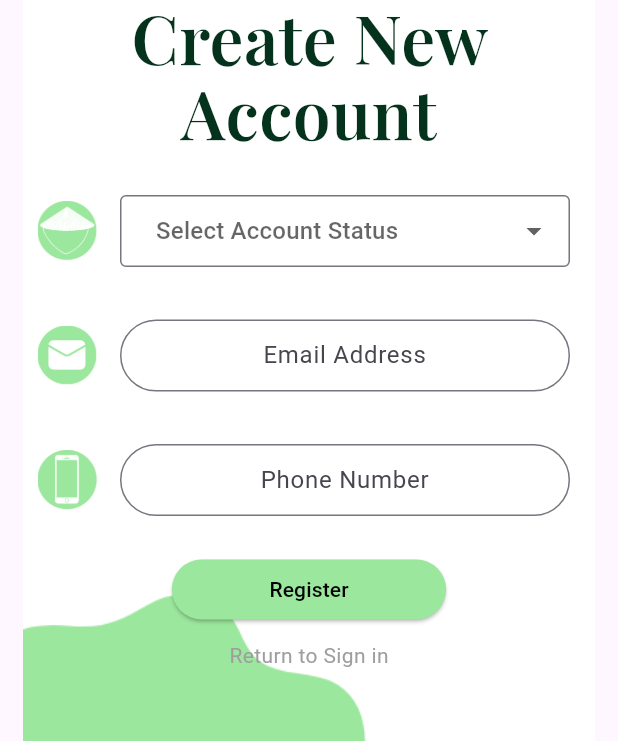
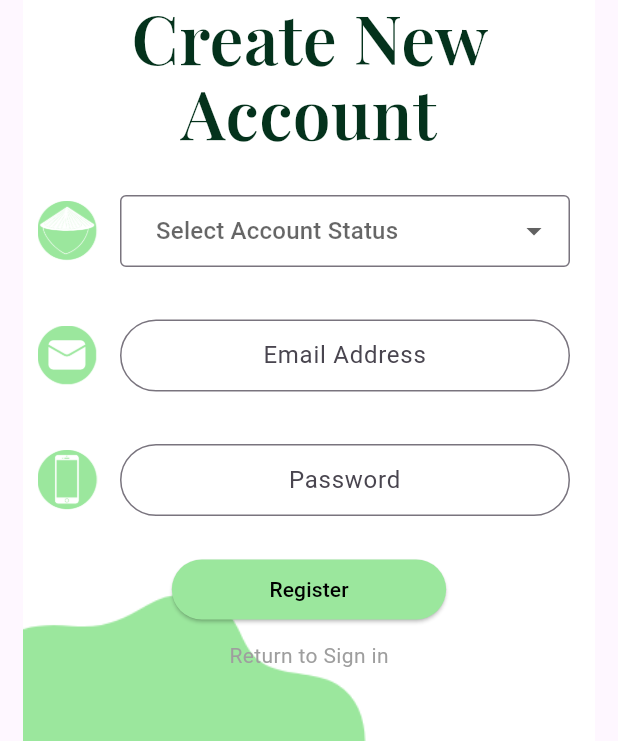
Before and after one commit to Miggycraft/terrasoi_app, a Flutter app: the RegisterPage screen opened by its route, on a phone screen of 412 x 824 dp, the part 495-1236 px from its top. Run offline on Flutter 3.47's test engine with Material 3 defaults, Android fonts, the phone set to English and light mode, and no system bars; our stand-ins replace fl_chart, flutter_local_notifications, sqflite, table_calendar, timezone; accounts and stored records are empty; network calls fail.

Commit message:
registration works now

```diff
--- a/lib/pages/register_page.dart
+++ b/lib/pages/register_page.dart
@@ -1,4 +1,5 @@
 import 'package:flutter/material.dart';
+import 'package:terrasoi/util/verify_account.dart';
 
 class RegisterPage extends StatefulWidget {
   const RegisterPage({super.key});
@@ -8,6 +9,24 @@ class RegisterPage extends StatefulWidget {
 }
 
 class _RegisterPageState extends State<RegisterPage> {
+  // variables
+  Verification v = Verification();
+  final TextEditingController _email = TextEditingController();
+  final TextEditingController _password = TextEditingController();
+  // TODO add for Account Status din
+
+  void validAccount(){
+    if (v.validEmail(_email.text) && v.validUsername(_password.text)){
+      Navigator.pushReplacementNamed(context, '/home');
+    } else{
+      var t = const SnackBar(
+        duration: Duration(seconds: 1),
+        content: Text('Invalid Username/Password!'),
+      );
+      ScaffoldMessenger.of(context).showSnackBar(t);
+    }
+  }
+
   final List<String> status = <String>[
     'Farmer',
     'Restaurant Owner',
@@ -113,6 +132,7 @@ class _RegisterPageState extends State<RegisterPage> {
                         Container(
                           width: 300.0,
                           child: TextField(
+                            controller: _email,
                             textAlign: TextAlign.center,
                             decoration: InputDecoration(
                               contentPadding: const EdgeInsets.all(0),
@@ -150,6 +170,9 @@ class _RegisterPageState extends State<RegisterPage> {
                     Container(
                       width: 300.0,
                       child: TextField(
+                        controller: _password,
+                        obscureText: true,
+                        enableSuggestions: false,
                         textAlign: TextAlign.center,
                         decoration: InputDecoration(
                           contentPadding: const EdgeInsets.all(0),
@@ -160,7 +183,7 @@ class _RegisterPageState extends State<RegisterPage> {
                             borderSide: const BorderSide(color: Colors.black),
                             borderRadius: BorderRadius.circular(25),
                           ),
-                          hintText: 'Phone Number',
+                          hintText: 'Password',
                         ),
                       ),
                     ),
@@ -175,8 +198,9 @@ class _RegisterPageState extends State<RegisterPage> {
                       backgroundColor: const Color.fromRGBO(155, 231, 157, 1),
                       foregroundColor: Colors.black,
                     ),
-                    onPressed: () =>
-                        Navigator.pushReplacementNamed(context, '/home'),
+                    onPressed: () {
+                      validAccount();
+                    },
                     child: const Text('Register')),
                 SizedBox(
                   height: 10,
```
Also changed, not shown: lib/util/verify_account.dart (+20 -0 lines).
